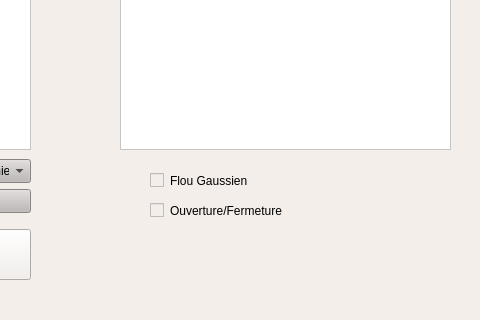
First picture: the form in src/QtApp/HarmonyApp/mainwindow.ui, repository Narraxas/ProjetImage_SujetN-5_HarmonieDesCouleurs, before the edit; both pictures show x 320 to 800 and y 280 to 600 of the 800 by 600 pixel window.
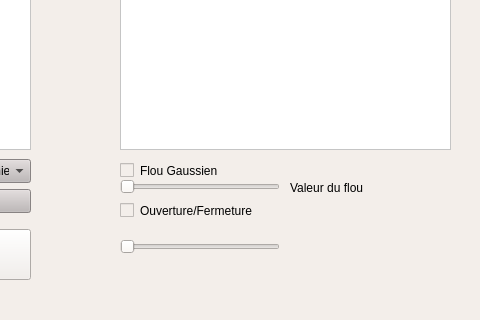
Second picture: the form after the edit.

Commit message: UI - ajout hide/show pretraitement  par rapport a l'harmonie +  premier test distance avec slider (en attendant que alaric fasse le moindre effort et nous partage le code qu'il a peut etre ou peut etre pas fais apres 7 semaines de projet (smiley qui sourit) )

```diff
--- a/src/QtApp/HarmonyApp/mainwindow.ui
+++ b/src/QtApp/HarmonyApp/mainwindow.ui
@@ -162,8 +162,8 @@
    <widget class="QCheckBox" name="isBlurred">
     <property name="geometry">
      <rect>
-      <x>470</x>
-      <y>430</y>
+      <x>440</x>
+      <y>420</y>
       <width>181</width>
       <height>23</height>
      </rect>
@@ -175,7 +175,7 @@
    <widget class="QCheckBox" name="isOpenedClosed">
     <property name="geometry">
      <rect>
-      <x>470</x>
+      <x>440</x>
       <y>460</y>
       <width>181</width>
       <height>23</height>
@@ -185,6 +185,51 @@
      <string>Ouverture/Fermeture</string>
     </property>
    </widget>
+   <widget class="QSlider" name="intensiteFlou">
+    <property name="geometry">
+     <rect>
+      <x>440</x>
+      <y>440</y>
+      <width>160</width>
+      <height>16</height>
+     </rect>
+    </property>
+    <property name="minimumSize">
+     <size>
+      <width>160</width>
+      <height>0</height>
+     </size>
+    </property>
+    <property name="orientation">
+     <enum>Qt::Horizontal</enum>
+    </property>
+   </widget>
+   <widget class="QLabel" name="valueIntensiteFlou">
+    <property name="geometry">
+     <rect>
+      <x>610</x>
+      <y>440</y>
+      <width>101</width>
+      <height>17</height>
+     </rect>
+    </property>
+    <property name="text">
+     <string>Valeur du flou</string>
+    </property>
+   </widget>
+   <widget class="QSlider" name="seuilDistance">
+    <property name="geometry">
+     <rect>
+      <x>440</x>
+      <y>500</y>
+      <width>160</width>
+      <height>16</height>
+     </rect>
+    </property>
+    <property name="orientation">
+     <enum>Qt::Horizontal</enum>
+    </property>
+   </widget>
   </widget>
   <widget class="QMenuBar" name="menubar">
    <property name="geometry">
```
The commit also changes 13 other files.
